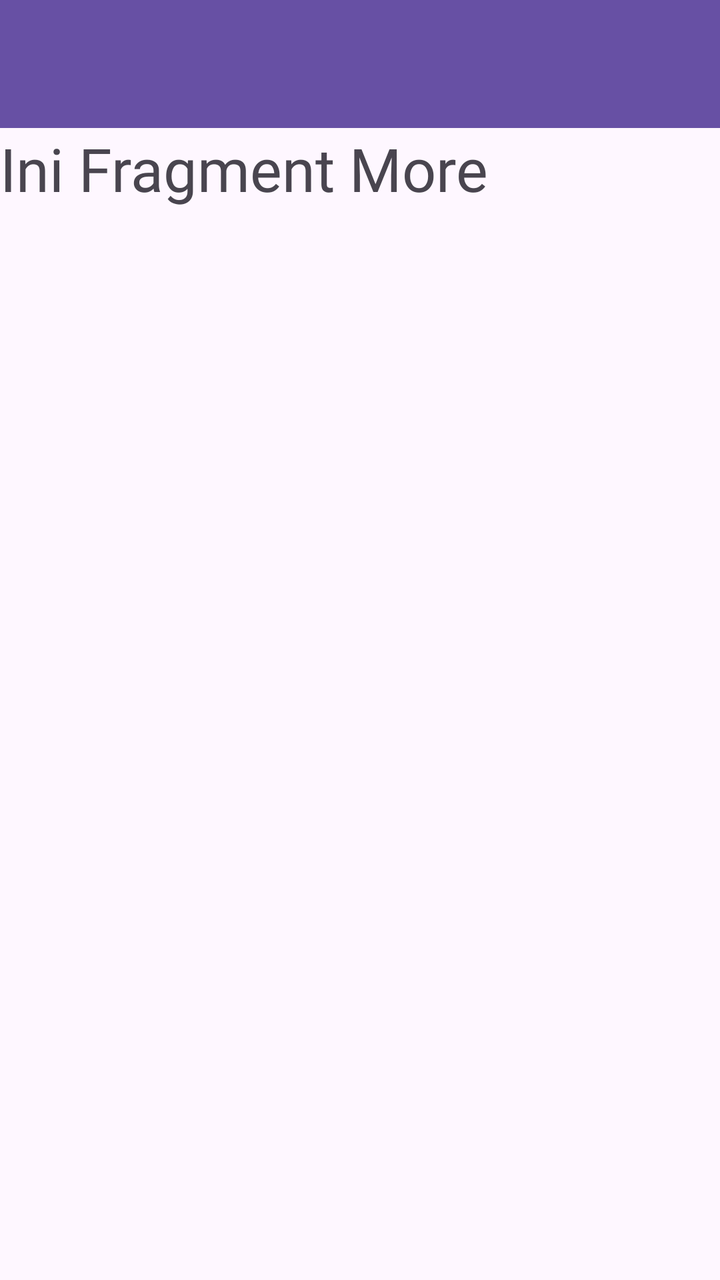
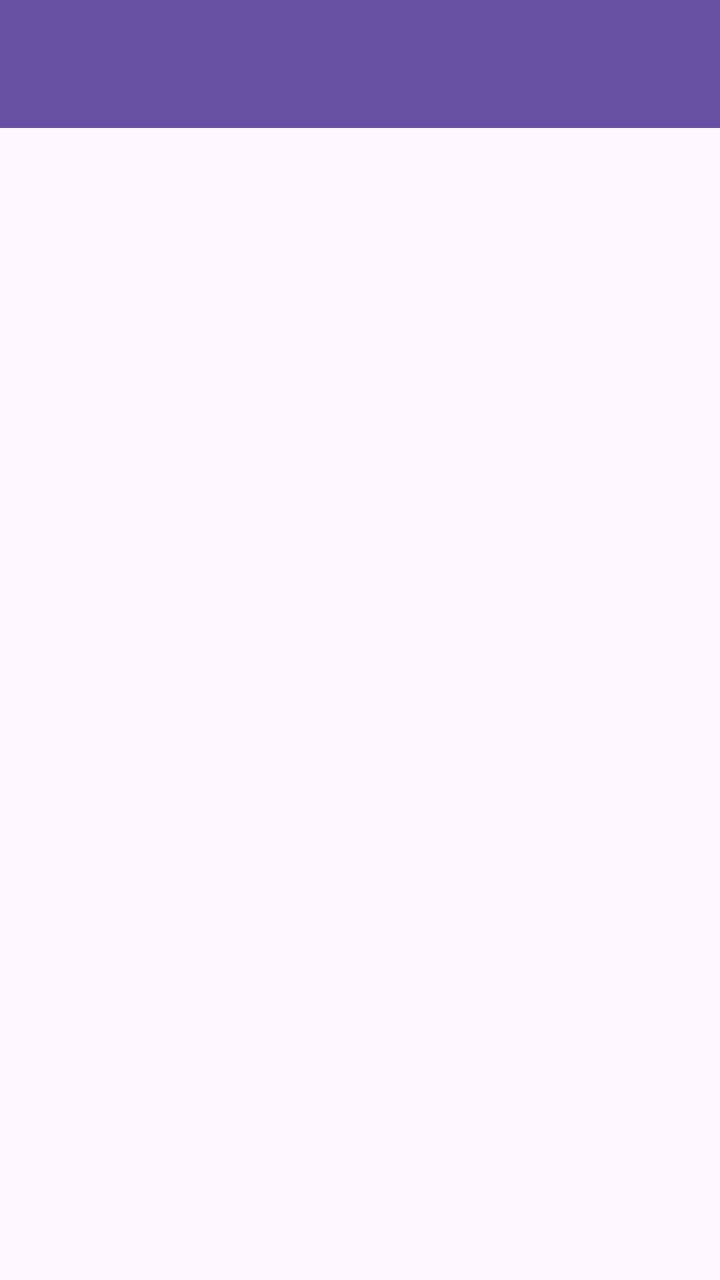

An Android layout rendered at two revisions. The XML below is the earlier revision; the diff shows what the commit changed to produce the second picture.
<!-- AndroidManifest.xml: application theme Theme.Aldo_TIE_Pertemuan3 -->
<!-- res/layout/fragment_more.xml -->
<?xml version="1.0" encoding="utf-8"?>
<androidx.constraintlayout.widget.ConstraintLayout
    xmlns:android="http://schemas.android.com/apk/res/android"
    xmlns:app="http://schemas.android.com/apk/res-auto"
    android:layout_width="match_parent"
    android:layout_height="match_parent">

    <androidx.appcompat.widget.Toolbar
        android:id="@+id/toolbar"
        android:layout_width="0dp"
        android:layout_height="?attr/actionBarSize"
        android:background="?attr/colorPrimary"
        app:titleTextColor="@android:color/white"
        app:layout_constraintTop_toTopOf="parent"
        app:layout_constraintStart_toStartOf="parent"
        app:layout_constraintEnd_toEndOf="parent" />

    <TextView
        android:layout_width="0dp"
        android:layout_height="wrap_content"
        android:fontFamily="@font/montserrat_black"
        android:textSize="30sp"
        android:text="Ini Fragment More"
        app:layout_constraintTop_toBottomOf="@id/toolbar"
        app:layout_constraintStart_toStartOf="parent"
        app:layout_constraintEnd_toEndOf="parent" />

</androidx.constraintlayout.widget.ConstraintLayout>
<!-- resources referenced by this layout -->
<resources>
  <style name="Theme.Aldo_TIE_Pertemuan3" parent="Base.Theme.Aldo_TIE_Pertemuan3" />
  <style name="Base.Theme.Aldo_TIE_Pertemuan3" parent="Theme.Material3.DayNight.NoActionBar">
          
          
      </style>
</resources>

<!-- the commit's change to res/layout/fragment_more.xml (unified diff, before → after) -->
@@ -1,28 +1,33 @@
 <?xml version="1.0" encoding="utf-8"?>
-<androidx.constraintlayout.widget.ConstraintLayout
+<androidx.coordinatorlayout.widget.CoordinatorLayout
     xmlns:android="http://schemas.android.com/apk/res/android"
     xmlns:app="http://schemas.android.com/apk/res-auto"
+    xmlns:tools="http://schemas.android.com/tools"
     android:layout_width="match_parent"
-    android:layout_height="match_parent">
+    android:layout_height="match_parent"
+    tools:context=".More.MoreFragment">
 
-    <androidx.appcompat.widget.Toolbar
-        android:id="@+id/toolbar"
-        android:layout_width="0dp"
-        android:layout_height="?attr/actionBarSize"
-        android:background="?attr/colorPrimary"
-        app:titleTextColor="@android:color/white"
-        app:layout_constraintTop_toTopOf="parent"
-        app:layout_constraintStart_toStartOf="parent"
-        app:layout_constraintEnd_toEndOf="parent" />
+    <com.google.android.material.appbar.AppBarLayout
+        android:id="@+id/appBarLayout"
+        android:layout_width="match_parent"
+        android:layout_height="wrap_content"
+        android:theme="@style/ThemeOverlay.AppCompat.Dark.ActionBar">
 
-    <TextView
-        android:layout_width="0dp"
-        android:layout_height="wrap_content"
-        android:fontFamily="@font/montserrat_black"
-        android:textSize="30sp"
-        android:text="Ini Fragment More"
-        app:layout_constraintTop_toBottomOf="@id/toolbar"
-        app:layout_constraintStart_toStartOf="parent"
-        app:layout_constraintEnd_toEndOf="parent" />
+        <androidx.appcompat.widget.Toolbar
+            android:id="@+id/toolbar"
+            android:layout_width="match_parent"
+            android:layout_height="?attr/actionBarSize"
+            android:background="?attr/colorPrimary"
+            app:layout_scrollFlags="scroll|enterAlways"
+            app:titleTextColor="@android:color/white" />
 
-</androidx.constraintlayout.widget.ConstraintLayout>
+    </com.google.android.material.appbar.AppBarLayout>
+
+    <ListView
+        android:id="@+id/listViewItems"
+        android:layout_width="match_parent"
+        android:layout_height="match_parent"
+        android:nestedScrollingEnabled="true"
+        app:layout_behavior="@string/appbar_scrolling_view_behavior" />
+
+</androidx.coordinatorlayout.widget.CoordinatorLayout>
